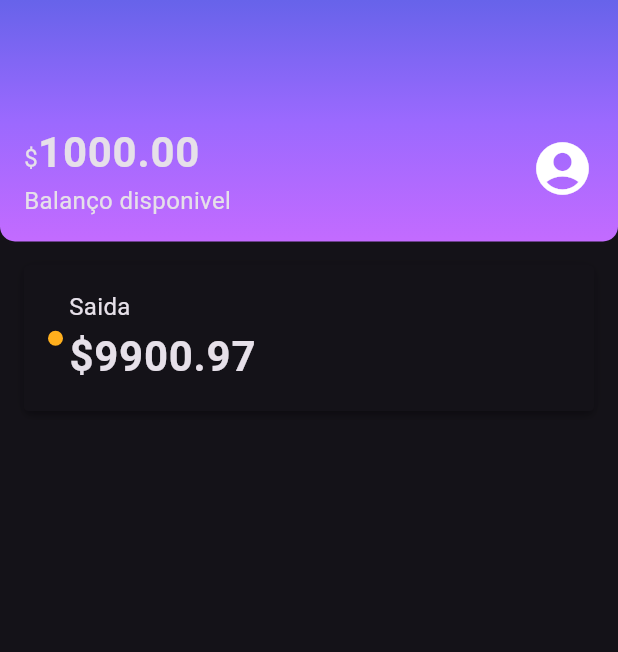
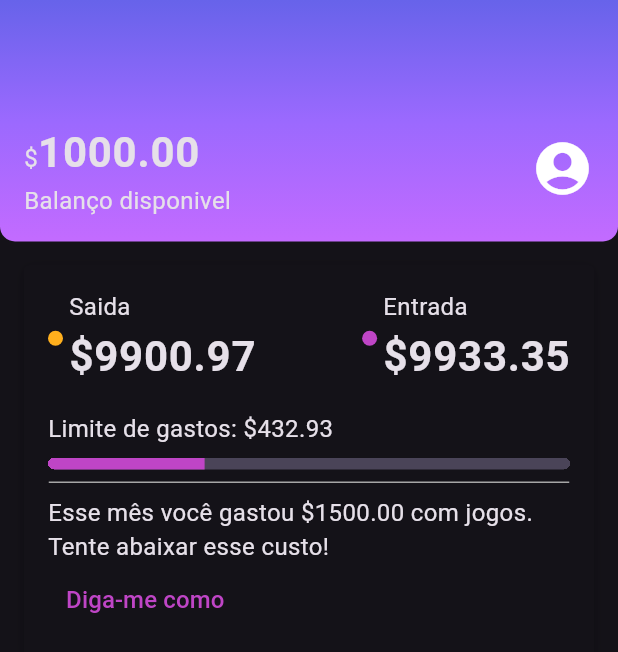
Before and after one commit to msbzz/flutterLayouts1, a Flutter app: the screen it shows after launch, on a phone screen of 412 x 824 dp. Shown: the top 652 px of the screen. Run offline on Flutter 3.47's test engine with Material 3 defaults, Android fonts, the phone set to English and light mode, and no system bars.

Commit message:
Criação do widget 'RecentActivity', finalização

```diff
--- a/alubank/lib/compoments/comtent_division.dart
+++ b/alubank/lib/compoments/content_division.dart
@@ -1,8 +1,8 @@
 import 'package:alubank/themes/theme_colors.dart';
 import 'package:flutter/material.dart';
 
-class ComtentDivision extends StatelessWidget {
-const ComtentDivision({ Key? key }) : super(key: key);
+class ContentDivision extends StatelessWidget {
+const ContentDivision({ Key? key }) : super(key: key);
 
   @override
   Widget build(BuildContext context){
--- a/alubank/lib/compoments/sections/recent_activity.dart
+++ b/alubank/lib/compoments/sections/recent_activity.dart
@@ -1,46 +1,87 @@
 import 'package:alubank/compoments/box_card.dart';
 import 'package:alubank/compoments/color_dot.dart';
+import 'package:alubank/compoments/content_division.dart';
 import 'package:alubank/themes/theme_colors.dart';
 import 'package:flutter/material.dart';
 
 class RecentActivity extends StatelessWidget {
-const RecentActivity({ Key? key }) : super(key: key);
+  const RecentActivity({Key? key}) : super(key: key);
 
   @override
-  Widget build(BuildContext context){
+  Widget build(BuildContext context) {
     return Padding(
         padding: const EdgeInsets.all(16),
-      child:BoxCard(boxContent: _RecentActivityContent())
-
-    );
+        child: BoxCard(boxContent: _RecentActivityContent()));
   }
 }
 
 class _RecentActivityContent extends StatelessWidget {
-const _RecentActivityContent({ Key? key }) : super(key: key);
+  const _RecentActivityContent({Key? key}) : super(key: key);
 
   @override
-  Widget build(BuildContext context){
+  Widget build(BuildContext context) {
     return Column(
+      crossAxisAlignment: CrossAxisAlignment.start,
+      children: [
+        Row(
+          mainAxisAlignment: MainAxisAlignment.spaceBetween,
           children: [
             Row(
               children: [
-            Row(children: [
                 Padding(
-                padding: const EdgeInsets.only(right: 4.0 ),
-                child:ColorDot(color:ThemeColors.recentActivity['spent']) ),
-
+                    padding: const EdgeInsets.only(right: 4.0),
+                    child:
+                        ColorDot(color: ThemeColors.recentActivity['spent'])),
                 Column(
                   crossAxisAlignment: CrossAxisAlignment.start,
                   children: [
                     Text('Saida'),
-                Text('\$9900.97',style:Theme.of(context).textTheme.bodyLarge)
-
-              ],)
-            ],),
-            Row()
+                    Text('\$9900.97',
+                        style: Theme.of(context).textTheme.bodyLarge)
                   ],
                 )
+              ],
+            ),
+            Row(
+              children: [
+                Padding(
+                    padding: const EdgeInsets.only(right: 4.0),
+                    child:
+                        ColorDot(color: ThemeColors.recentActivity['income'])),
+                Column(
+                  crossAxisAlignment: CrossAxisAlignment.start,
+                  children: [
+                    Text('Entrada'),
+                    Text('\$9933.35',
+                        style: Theme.of(context).textTheme.bodyLarge)
+                  ],
+                )
+              ],
+            ),
+          ],
+        ),
+        Padding(
+          padding: const EdgeInsets.only(top: 16.0, bottom: 8.0),
+          child: Text('Limite de gastos: \$432.93'),
+        ),
+        Container(
+          clipBehavior: Clip.hardEdge,
+          decoration: BoxDecoration(borderRadius: BorderRadius.circular(10)),
+          child: LinearProgressIndicator(
+            value: 0.3,
+            minHeight: 8.0,
+            color:ThemeColors.recentActivity['income'] ,
+          ),
+        ),
+        Padding(
+          padding: const EdgeInsets.only(top:8.0,bottom:8.0),
+          child:ContentDivision(),
+        ),
+        Text('Esse mês você gastou \$1500.00 com jogos. Tente abaixar esse custo!'),
+        TextButton(
+          onPressed: (){},
+          child:
+          Text('Diga-me como',style:TextStyle(fontSize: 16.0,color:ThemeColors.recentActivity['income'])))
       ],
     );
   }
```
Also changed, not shown: modelo/RecentActivity.finalização.png (added), modelo/RecentActivity.inicio row valores.png (added). Lines whose indentation alone changed are shown as unchanged.
